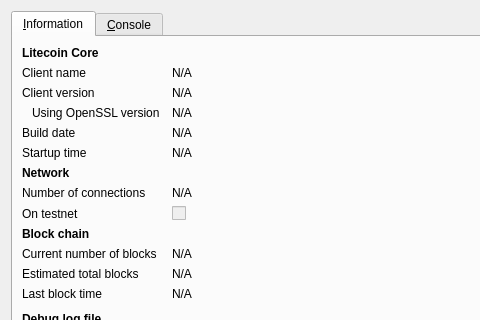
Old version of the form src/qt/forms/rpcconsole.ui in the repository Crypto-Currency/Emerald-OLD---DO-NOT-USE; both pictures show x 0 to 480 and y 0 to 320 of the 740 by 450 pixel window.
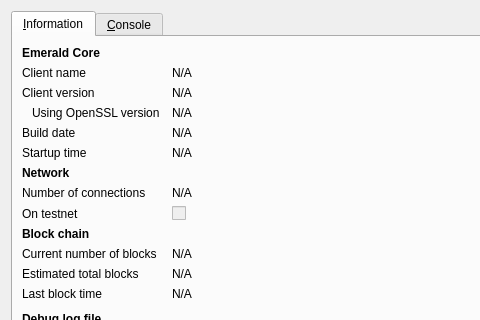
New version of the form. Icons and pictures are not drawn.

Commit message: changed Litecoin to Emerald

Diff of the .ui file:
```diff
--- a/src/qt/forms/rpcconsole.ui
+++ b/src/qt/forms/rpcconsole.ui
@@ -36,7 +36,7 @@
           </font>
          </property>
          <property name="text">
-          <string>Litecoin Core</string>
+          <string>Emerald Core</string>
          </property>
         </widget>
        </item>
```
Left out of the diff: 6 changed lines with no effect on the pictures. The commit also changes 103 other files.
